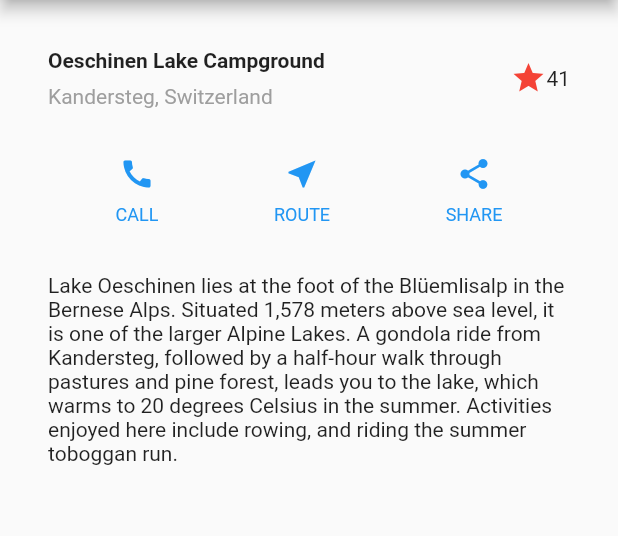
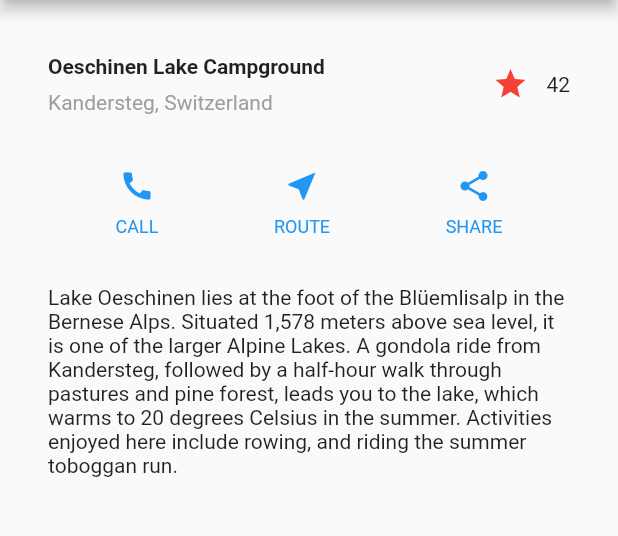
Before and after one commit to pochangl/flutter, a Flutter app: the screen it shows after launch, on a phone screen of 412 x 824 dp, the part 84-620 px from its top. Run offline on Flutter 3.47's test engine with Material 2 defaults, Android fonts, the phone set to English and light mode, and no system bars; network calls fail.

Commit message:
add: stateful favorite

```diff
--- a/lib/main.dart
+++ b/lib/main.dart
@@ -69,14 +69,40 @@ Widget titleSection = Container(
           ],
         ),
       ),
-      Icon(
-        Icons.star,
-        color: Colors.red[500],
-      ),
-      Text('41'),
+      FavoriteWidget(),
     ],
   ),
 );
+
+class FavoriteWidget extends StatefulWidget {
+  @override
+  _FavoriteWidgetState createState() => _FavoriteWidgetState();
+}
+
+class _FavoriteWidgetState extends State<FavoriteWidget> {
+  bool _isFavorited = true;
+  int _favoriteCount = 41;
+
+  void  _toggleFavorite () {
+    setState(() {
+      _isFavorited = !_isFavorited;
+    });
+  }
+
+  @override
+  Widget build(BuildContext context) {
+    return Row(
+      children: [
+        IconButton(
+          icon: _isFavorited ? Icon(Icons.star) : Icon(Icons.star_border),
+          color: Colors.red[500],
+          onPressed: _toggleFavorite
+        ),
+        Text((_isFavorited ? _favoriteCount + 1 : _favoriteCount).toString()),
+      ]
+    );
+  }
+}
 
 Column _buildButtonColumn(Color color, IconData icon, String label) {
   return Column(
```
